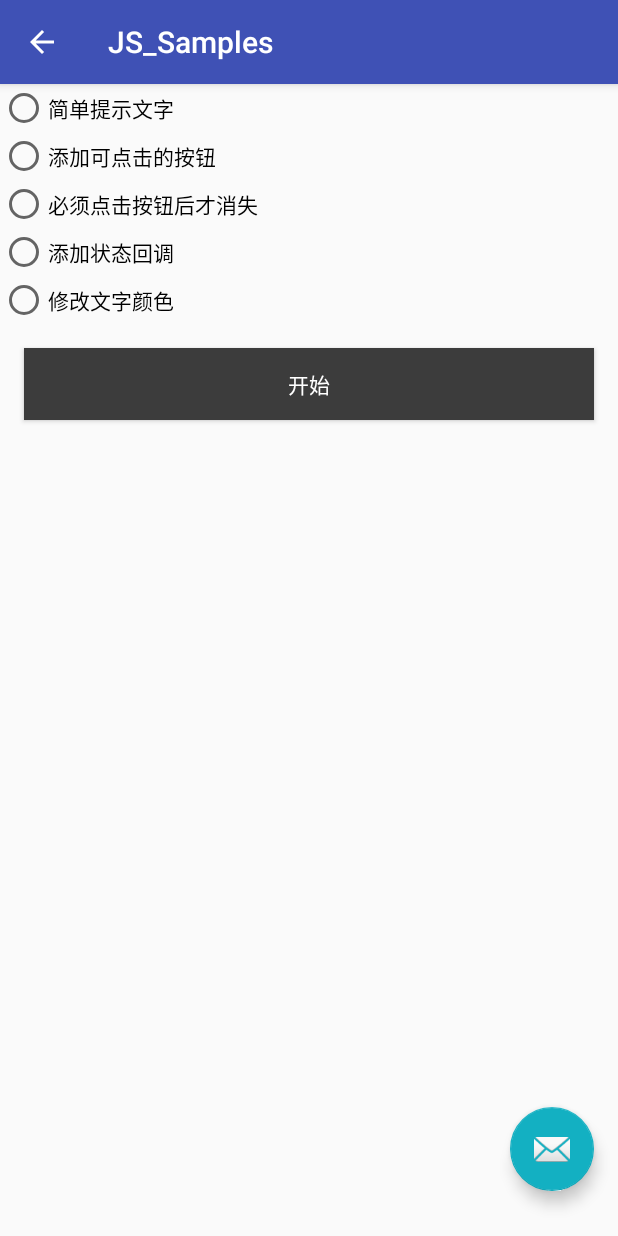
After one commit to Jorelanbo/samples, an Android app: the SnackBarSampleActivity screen opened directly, with no data from a screen before it, on a phone screen of 412 x 824 dp. The commit adds this screen. Run offline under Robolectric (Android 15) with nearby library versions, the phone set to English and light mode, and no system bars.

Commit message:
添加MaterialDesign的snackbar的使用

```diff
--- a/app/src/main/AndroidManifest.xml
+++ b/app/src/main/AndroidManifest.xml
@@ -147,6 +147,8 @@
             android:parentActivityName=".activity.materialDesign.PaletteSampleActivity"/>
         <activity android:name=".activity.materialDesign.PaletteAdvanceSampleActivity"
             android:theme="@style/AppTheme.NoActionBar"/>
+        <activity android:name=".activity.materialDesign.SnackBarSampleActivity"
+            android:parentActivityName=".activity.materialDesign.MaterialDesignActivity"/>
 
         <service
             android:name="com.baidu.location.f"
--- /dev/null
+++ b/app/src/main/res/drawable/bg_white_ripple.xml
@@ -0,0 +1,9 @@
+<?xml version="1.0" encoding="utf-8"?>
+<ripple xmlns:android="http://schemas.android.com/apk/res/android"
+    android:color="@color/white">
+    <item>
+        <shape>
+            <solid android:color="@color/titlebar_bg_color"/>
+        </shape>
+    </item>
+</ripple>
--- /dev/null
+++ b/app/src/main/res/layout/activity_snack_bar.xml
@@ -0,0 +1,76 @@
+<?xml version="1.0" encoding="utf-8"?>
+<android.support.design.widget.CoordinatorLayout xmlns:android="http://schemas.android.com/apk/res/android"
+    android:layout_width="match_parent"
+    android:layout_height="match_parent"
+    xmlns:tools="http://schemas.android.com/tools"
+    xmlns:app="http://schemas.android.com/apk/res-auto"
+    tools:context=".activity.materialDesign.SnackBarSampleActivity">
+
+    <RelativeLayout
+        android:layout_width="match_parent"
+        android:layout_height="match_parent">
+
+        <RadioGroup
+            android:id="@+id/rg_group"
+            android:layout_width="match_parent"
+            android:layout_height="wrap_content"
+            android:orientation="vertical">
+
+            <RadioButton
+                android:id="@+id/rb_one"
+                android:layout_width="wrap_content"
+                android:layout_height="wrap_content"
+                android:text="简单提示文字"/>
+
+            <RadioButton
+                android:id="@+id/rb_two"
+                android:layout_width="wrap_content"
+                android:layout_height="wrap_content"
+                android:text="添加可点击的按钮"/>
+
+            <RadioButton
+                android:id="@+id/rb_three"
+                android:layout_width="wrap_content"
+                android:layout_height="wrap_content"
+                android:text="必须点击按钮后才消失"/>
+
+            <RadioButton
+                android:id="@+id/rb_four"
+                android:layout_width="wrap_content"
+                android:layout_height="wrap_content"
+                android:text="添加状态回调"/>
+
+            <RadioButton
+                android:id="@+id/rb_five"
+                android:layout_width="wrap_content"
+                android:layout_height="wrap_content"
+                android:text="修改文字颜色"/>
+        </RadioGroup>
+
+        <Button
+            android:id="@+id/btn_start"
+            android:layout_width="match_parent"
+            android:layout_height="wrap_content"
+            android:layout_below="@id/rg_group"
+            android:layout_margin="16dp"
+            android:background="@drawable/bg_white_ripple"
+            android:onClick="showSnackBar"
+            android:text="开始"
+            android:textColor="@color/white"/>
+
+    </RelativeLayout>
+
+    <android.support.design.widget.FloatingActionButton
+        android:layout_width="wrap_content"
+        android:layout_height="wrap_content"
+        android:layout_gravity="end|bottom"
+        android:layout_marginEnd="16sp"
+        android:layout_marginBottom="30dp"
+        android:src="@android:drawable/ic_dialog_email"
+        android:clickable="true"
+        android:focusable="true"
+        app:fabSize="normal"
+        app:backgroundTint="@color/text_color_light_blue_pre"
+        app:rippleColor="@color/white"/>
+
+</android.support.design.widget.CoordinatorLayout>
```
Also changed, not shown: app/src/main/java/com/js/sample/activity/materialDesign/MaterialDesignActivity.java (+9 -0 lines), app/src/main/java/com/js/sample/activity/materialDesign/SnackBarSampleActivity.java (added, +88 -0 lines), app/src/main/res/layout/activity_material_design.xml (+7 -0 lines).
